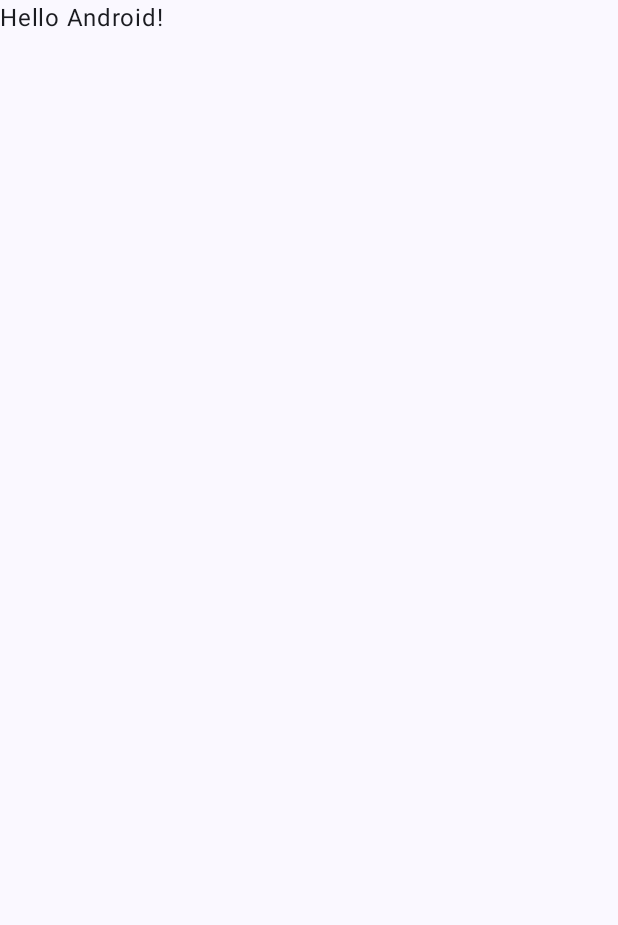
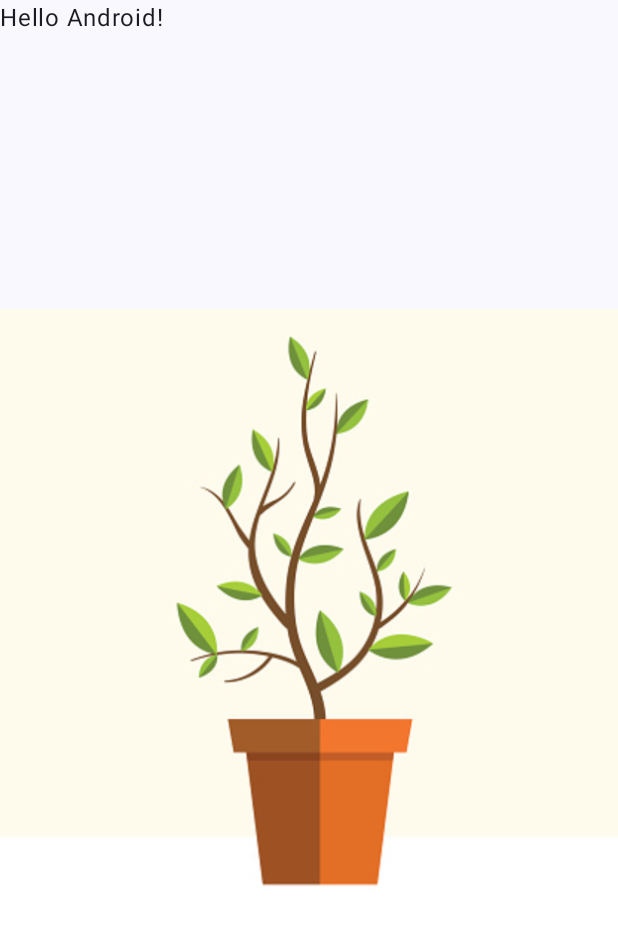
Before and after one commit to LORDDIMAS4IK/Ground_analyser, an Android app built with Jetpack Compose: the screen it shows after launch (MainActivity), on a phone screen of 412 x 824 dp. Before the commit the part shown is almost empty. Shown: the top 925 px of the screen. Run offline under Robolectric (Android 15) with nearby library versions, the phone set to English and light mode, and no system bars.

Commit message:
try to add images

```diff
--- a/app/src/main/java/com/example/groundanalyser/MainActivity.kt
+++ b/app/src/main/java/com/example/groundanalyser/MainActivity.kt
@@ -1,6 +1,7 @@
 package com.example.groundanalyser
 
 import android.os.Bundle
+import android.os.Message
 import androidx.activity.ComponentActivity
 import androidx.activity.compose.setContent
 import androidx.compose.foundation.layout.fillMaxSize
@@ -11,6 +12,10 @@ import androidx.compose.runtime.Composable
 import androidx.compose.ui.Modifier
 import androidx.compose.ui.tooling.preview.Preview
 import com.example.groundanalyser.ui.theme.GroundAnalyserTheme
+import androidx.compose.foundation.Image
+import androidx.compose.foundation.layout.Column
+import androidx.compose.foundation.layout.Row
+import androidx.compose.ui.res.painterResource
 
 class MainActivity : ComponentActivity() {
     override fun onCreate(savedInstanceState: Bundle?) {
@@ -19,9 +24,9 @@ class MainActivity : ComponentActivity() {
             GroundAnalyserTheme {
                 // A surface container using the 'background' color from the theme
                 Surface(
-                    modifier = Modifier.fillMaxSize(),
-                    color = MaterialTheme.colorScheme.background
+                    modifier = Modifier.fillMaxSize(), color = MaterialTheme.colorScheme.background
                 ) {
+                    Goodplant()
                     Greeting("Android")
                 }
             }
@@ -32,9 +37,25 @@ class MainActivity : ComponentActivity() {
 @Composable
 fun Greeting(name: String, modifier: Modifier = Modifier) {
     Text(
-        text = "Hello $name!",
-        modifier = modifier
+        text = "Hello $name!", modifier = modifier
     )
+}
+
+@Composable
+fun Goodplant(modifier: Modifier = Modifier) {
+    val imageGoodPlant = painterResource(R.drawable.istockphoto_517686930_170667a)
+    Image(painter = imageGoodPlant, contentDescription = "good")
+}
+
+@Preview(showBackground = false)
+@Composable
+fun GoodplantPreview() {
+    Goodplant()
+}
+
+@Composable
+fun Badplant() {
+
 }
 
 @Preview(showBackground = true)
```
Also changed, not shown: app/src/main/res/drawable/istockphoto_517686930_170667a.jpg (added), app/src/main/res/drawable/istockphoto_925475600_612x612.jpg (added).
